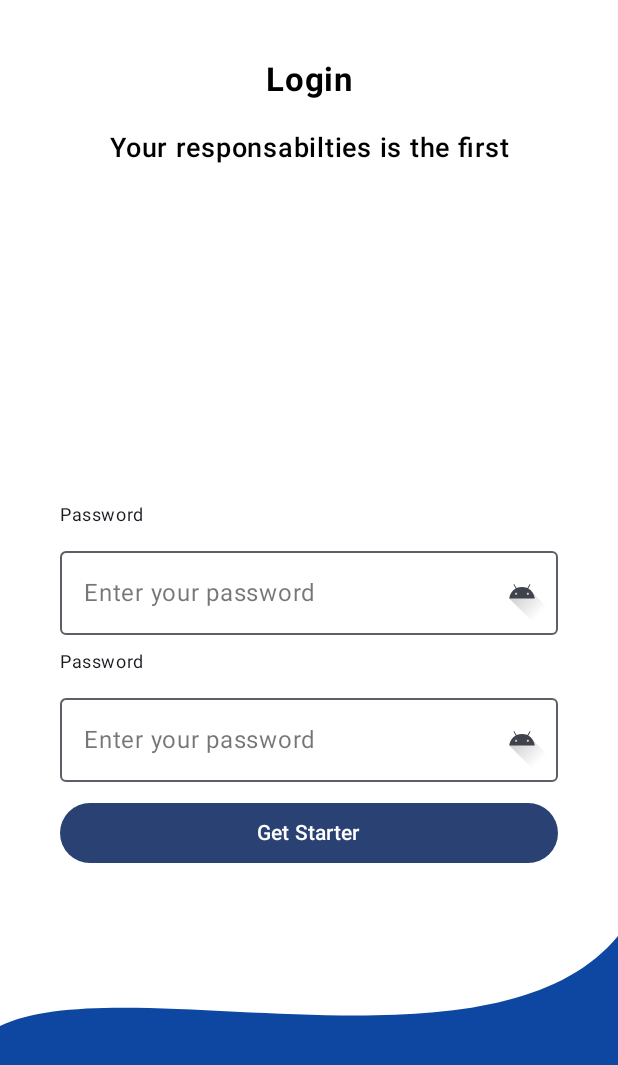
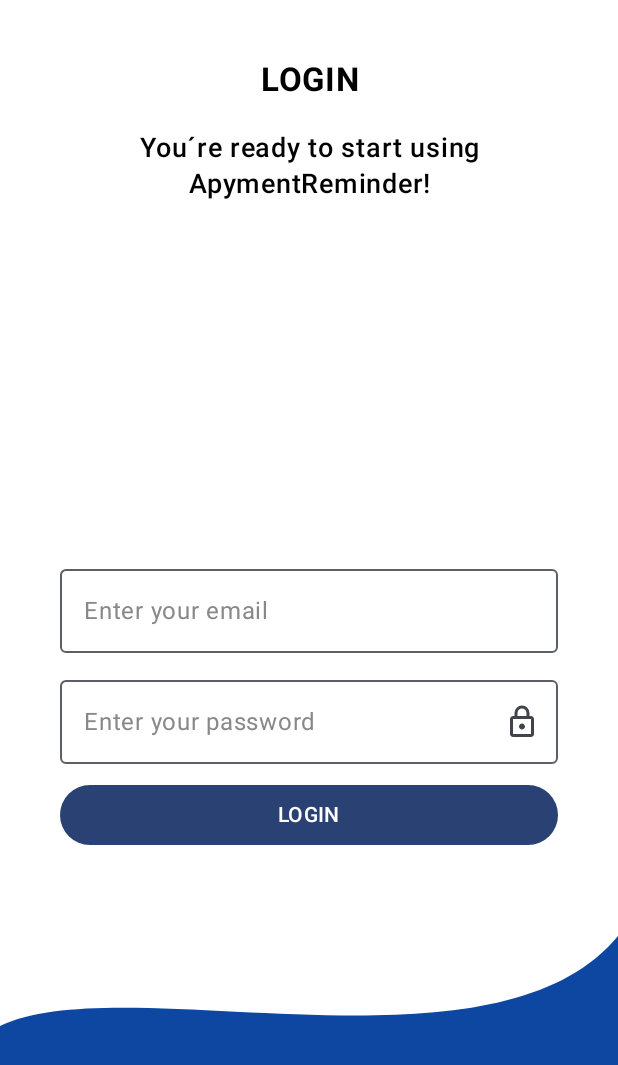
Before and after one commit to yoryi44/PaymentReminder, an Android app built with Jetpack Compose: the screen it shows after launch (MainActivity), after a tap on "Skip", on a phone screen of 412 x 824 dp. Shown: the top 1065 px of the screen. Run offline under Robolectric (Android 15) with nearby library versions, the phone set to English and light mode, and no system bars; our stand-ins replace accompanist.

Commit message:
Add Text Spanish and English and refactor LoginScreen

```diff
--- a/app/build.gradle.kts
+++ b/app/build.gradle.kts
@@ -59,6 +59,7 @@ dependencies {
     implementation(libs.androidx.ui.graphics)
     implementation(libs.androidx.ui.tooling.preview)
     implementation(libs.androidx.material3)
+    implementation(libs.androidx.constraintlayout.compose)
     testImplementation(libs.junit)
     androidTestImplementation(libs.androidx.junit)
     androidTestImplementation(libs.androidx.espresso.core)
--- a/app/src/main/java/com/example/paymentreminder/authentication/presentation/login/LoginScreen.kt
+++ b/app/src/main/java/com/example/paymentreminder/authentication/presentation/login/LoginScreen.kt
@@ -21,6 +21,7 @@ import androidx.compose.ui.graphics.Color
 import androidx.compose.ui.graphics.graphicsLayer
 import androidx.compose.ui.layout.ContentScale
 import androidx.compose.ui.res.painterResource
+import androidx.compose.ui.res.stringResource
 import androidx.compose.ui.text.style.TextAlign
 import androidx.compose.ui.unit.dp
 import com.example.paymentreminder.R
@@ -52,7 +53,7 @@ fun LoginScreen(
                 .padding(20.dp)
         ) {
             PaymentReminderTitle(
-                title = "Login",
+                title = stringResource(id = R.string.login_title),
                 color = Color.Black,
                 modifier = modifier
                     .padding(20.dp)
@@ -60,7 +61,7 @@ fun LoginScreen(
                 textAlign = TextAlign.Center
             )
             PaymentReminderSubtitle(
-                subtitle = "Your responsabilties is the first",
+                subtitle = stringResource(id = R.string.login_subtitle),
                 color = Color.Black,
                 textAlign = TextAlign.Center,
                 modifier = modifier.fillMaxWidth()
--- a/app/src/main/java/com/example/paymentreminder/authentication/presentation/login/components/LoginForm.kt
+++ b/app/src/main/java/com/example/paymentreminder/authentication/presentation/login/components/LoginForm.kt
@@ -1,26 +1,19 @@
 package com.example.paymentreminder.authentication.presentation.login.components
 
-import androidx.compose.foundation.BorderStroke
-import androidx.compose.foundation.Image
-import androidx.compose.foundation.border
 import androidx.compose.foundation.layout.Arrangement
 import androidx.compose.foundation.layout.Column
 import androidx.compose.foundation.layout.Spacer
-
 import androidx.compose.foundation.layout.fillMaxSize
 import androidx.compose.foundation.layout.fillMaxWidth
 import androidx.compose.foundation.layout.padding
 import androidx.compose.foundation.layout.size
-import androidx.compose.foundation.shape.RoundedCornerShape
 import androidx.compose.runtime.Composable
 import androidx.compose.ui.Alignment
 import androidx.compose.ui.Modifier
-import androidx.compose.ui.graphics.Color
-import androidx.compose.ui.res.painterResource
+import androidx.compose.ui.res.stringResource
 import androidx.compose.ui.unit.dp
 import com.example.paymentreminder.R
 import com.example.paymentreminder.core.presentation.PaymentRemainderButton
-import com.example.paymentreminder.core.presentation.PaymentReminderSubtitle
 import com.example.paymentreminder.core.presentation.PaymentReminderTextField
 
 @Composable
@@ -30,15 +23,26 @@ fun LoginForm() {
         modifier = Modifier
             .fillMaxSize()
             .padding(20.dp),
-            horizontalAlignment = Alignment.CenterHorizontally,
-            verticalArrangement = Arrangement.SpaceEvenly
+        horizontalAlignment = Alignment.CenterHorizontally,
+        verticalArrangement = Arrangement.SpaceEvenly
     ) {
         Column {
-            PaymentReminderTextField(modifier = Modifier.fillMaxWidth())
+            PaymentReminderTextField(
+                modifier = Modifier.fillMaxWidth(),
+                label = stringResource(id = R.string.enter_email)
+            )
             Spacer(modifier = Modifier.size(10.dp))
-            PaymentReminderTextField(modifier = Modifier.fillMaxWidth())
+            PaymentReminderTextField(
+                modifier = Modifier.fillMaxWidth(),
+                isPassword = true,
+                label = stringResource(id = R.string.enter_password)
+            )
             Spacer(modifier = Modifier.size(10.dp))
-            PaymentRemainderButton(onClick = {}, modifier = Modifier.fillMaxWidth())
+            PaymentRemainderButton(
+                onClick = {}, modifier = Modifier.fillMaxWidth(), text = stringResource(
+                    id = R.string.login_title
+                )
+            )
         }
     }
 }
--- a/app/src/main/java/com/example/paymentreminder/core/presentation/PaymentRemainderButton.kt
+++ b/app/src/main/java/com/example/paymentreminder/core/presentation/PaymentRemainderButton.kt
@@ -12,6 +12,7 @@ import androidx.compose.ui.graphics.Color
 @Composable
 fun PaymentRemainderButton(
     modifier: Modifier = Modifier,
+    text: String,
     onClick: () -> Unit
 ) {
     Button(
@@ -19,6 +20,6 @@ fun PaymentRemainderButton(
             containerColor = MaterialTheme.colorScheme.primary
         )
     ) {
-        Text(text = "Get Starter")
+        Text(text = text)
     }
 }
--- a/app/src/main/java/com/example/paymentreminder/core/presentation/PaymentReminderTextField.kt
+++ b/app/src/main/java/com/example/paymentreminder/core/presentation/PaymentReminderTextField.kt
@@ -2,66 +2,67 @@ package com.example.paymentreminder.core.presentation
 
 import androidx.compose.foundation.layout.Column
 import androidx.compose.foundation.layout.fillMaxWidth
-import androidx.compose.foundation.layout.padding
 import androidx.compose.material.ContentAlpha
+import androidx.compose.material.icons.Icons
+import androidx.compose.material.icons.filled.Lock
 import androidx.compose.material3.Icon
 import androidx.compose.material3.IconButton
 import androidx.compose.material3.MaterialTheme
 import androidx.compose.material3.OutlinedTextField
 import androidx.compose.material3.OutlinedTextFieldDefaults
 import androidx.compose.material3.Text
-import androidx.compose.material3.TextFieldDefaults
 import androidx.compose.runtime.Composable
 import androidx.compose.runtime.getValue
 import androidx.compose.runtime.mutableStateOf
 import androidx.compose.runtime.remember
 import androidx.compose.runtime.setValue
 import androidx.compose.ui.Modifier
+import androidx.compose.ui.graphics.Color
+import androidx.compose.ui.graphics.painter.Painter
 import androidx.compose.ui.graphics.vector.ImageVector
-import androidx.compose.ui.res.vectorResource
+import androidx.compose.ui.res.painterResource
 import androidx.compose.ui.text.input.PasswordVisualTransformation
 import androidx.compose.ui.text.input.VisualTransformation
-import androidx.compose.ui.unit.dp
 import com.example.paymentreminder.R
 
 @Composable
 fun PaymentReminderTextField(
-    modifier: Modifier = Modifier
+    modifier: Modifier = Modifier,
+     isPassword: Boolean = false,
+    label: String
 ) {
     var password by remember { mutableStateOf("") }
     var passwordVisibility by remember { mutableStateOf(false) }
 
-    val passwordVisibilityIcon: ImageVector = if (passwordVisibility) {
-        ImageVector.vectorResource(id = R.drawable.ic_launcher_foreground) // Replace with your own icons
+    val passwordVisibilityIcon: Int = if (passwordVisibility) {
+        R.drawable.ic_lock_open
     } else {
-        ImageVector.vectorResource(id = R.drawable.ic_launcher_foreground) // Replace with your own icons
+        R.drawable.ic_lock
     }
-
     Column(
         modifier = modifier
     ) {
-        Text(
-            text = "Password",
-            style = MaterialTheme.typography.bodySmall,
-            modifier = Modifier.padding(bottom = 8.dp)
-        )
         OutlinedTextField(
             value = password,
             onValueChange = { password = it },
-            label = { Text("Enter your password") },
-            placeholder = { Text("********") },
-            visualTransformation = if (passwordVisibility) VisualTransformation.None else PasswordVisualTransformation(),
+            label = { Text(label, color = Color.Gray) },
+            placeholder = { if(isPassword) Text("********") },
+            visualTransformation = if (!passwordVisibility && isPassword) PasswordVisualTransformation() else VisualTransformation.None,
             trailingIcon = {
-                IconButton(onClick = { passwordVisibility = !passwordVisibility }) {
-                    Icon(imageVector = passwordVisibilityIcon, contentDescription = null)
+                if(isPassword)
+                {
+                    IconButton(onClick = { passwordVisibility = !passwordVisibility }) {
+                        Icon(painterResource(id = passwordVisibilityIcon), contentDescription = null)
+                    }
                 }
             },
             modifier = Modifier.fillMaxWidth(),
             colors = OutlinedTextFieldDefaults.colors(
-                focusedTextColor = MaterialTheme.colorScheme.onSurface,
+                focusedTextColor = Color.Black,
                 unfocusedTextColor = MaterialTheme.colorScheme.onSurface.copy(alpha = ContentAlpha.medium),
                 focusedLabelColor = MaterialTheme.colorScheme.primary,
                 unfocusedLabelColor = MaterialTheme.colorScheme.onSurface.copy(alpha = ContentAlpha.medium),
+                focusedBorderColor = Color.DarkGray
             )
         )
     }
--- a/app/src/main/java/com/example/paymentreminder/onboarding/presentation/OnboardingScreen.kt
+++ b/app/src/main/java/com/example/paymentreminder/onboarding/presentation/OnboardingScreen.kt
@@ -1,6 +1,7 @@
 package com.example.paymentreminder.onboarding.presentation
 
 import androidx.compose.runtime.Composable
+import androidx.compose.ui.res.stringResource
 import com.example.paymentreminder.R
 import com.example.paymentreminder.onboarding.presentation.components.OnboardingPager
 
@@ -11,18 +12,23 @@ fun OnboardingScreen(
 
     var pagerlist = listOf(
         OnboardingPagerInformation(
-            "Bienvenido",
-            "Te damos la bienvenida a PaymentReminder",
+            stringResource(id = R.string.welcome),
+            stringResource(id = R.string.welcome_subtitle),
             R.drawable.onboarding_background
         ),
         OnboardingPagerInformation(
-            "Esta app ayuda a tu bolsillo",
-            "Te ayudamos a tener en cuenta todos tus pagos mensuales",
+            stringResource(id = R.string.pager_title_1),
+            stringResource(id = R.string.pager_subtitle_1),
             R.drawable.onboarding_background
         ),
         OnboardingPagerInformation(
-            "Que no se te pase una!",
-            "Qué tus obligaciones sean lo primero y no se te pierda de vista!",
+            stringResource(id = R.string.pager_title_2),
+            stringResource(id = R.string.pager_subtitle_2),
+            R.drawable.onboarding_background
+        ),
+        OnboardingPagerInformation(
+            stringResource(id = R.string.pager_title_3),
+            stringResource(id = R.string.pager_subtitle_3),
             R.drawable.onboarding_background
         )
     )
--- a/app/src/main/java/com/example/paymentreminder/onboarding/presentation/components/OnboardingPager.kt
+++ b/app/src/main/java/com/example/paymentreminder/onboarding/presentation/components/OnboardingPager.kt
@@ -93,7 +93,7 @@ fun OnboardingPager(
                 ) {
                     if (pagerState.currentPage == pages.lastIndex) {
                         PaymentRemainderButton(
-                            modifier = Modifier.fillMaxWidth()
+                            modifier = Modifier.fillMaxWidth(), text = "Get Starter"
                         )
                         {
                             onFinish()
--- /dev/null
+++ b/app/src/main/res/drawable/ic_lock.xml
@@ -0,0 +1,10 @@
+<vector xmlns:android="http://schemas.android.com/apk/res/android"
+    android:width="24dp"
+    android:height="24dp"
+    android:viewportWidth="960"
+    android:viewportHeight="960"
+    android:tint="@color/black">
+    <path
+        android:fillColor="@android:color/white"
+        android:pathData="M240,880Q207,880 183.5,856.5Q160,833 160,800L160,400Q160,367 183.5,343.5Q207,320 240,320L280,320L280,240Q280,157 338.5,98.5Q397,40 480,40Q563,40 621.5,98.5Q680,157 680,240L680,320L720,320Q753,320 776.5,343.5Q800,367 800,400L800,800Q800,833 776.5,856.5Q753,880 720,880L240,880ZM240,800L720,800Q720,800 720,800Q720,800 720,800L720,400Q720,400 720,400Q720,400 720,400L240,400Q240,400 240,400Q240,400 240,400L240,800Q240,800 240,800Q240,800 240,800ZM480,680Q513,680 536.5,656.5Q560,633 560,600Q560,567 536.5,543.5Q513,520 480,520Q447,520 423.5,543.5Q400,567 400,600Q400,633 423.5,656.5Q447,680 480,680ZM360,320L600,320L600,240Q600,190 565,155Q530,120 480,120Q430,120 395,155Q360,190 360,240L360,320ZM240,800Q240,800 240,800Q240,800 240,800L240,400Q240,400 240,400Q240,400 240,400L240,400Q240,400 240,400Q240,400 240,400L240,800Q240,800 240,800Q240,800 240,800Z"/>
+</vector>
--- /dev/null
+++ b/app/src/main/res/drawable/ic_lock_open.xml
@@ -0,0 +1,11 @@
+
+<vector xmlns:android="http://schemas.android.com/apk/res/android"
+    android:width="24dp"
+    android:height="24dp"
+    android:viewportWidth="960"
+    android:viewportHeight="960"
+    android:tint="@color/black">
+    <path
+        android:fillColor="@android:color/white"
+        android:pathData="M240,320L600,320L600,240Q600,190 565,155Q530,120 480,120Q430,120 395,155Q360,190 360,240L280,240Q280,157 338.5,98.5Q397,40 480,40Q563,40 621.5,98.5Q680,157 680,240L680,320L720,320Q753,320 776.5,343.5Q800,367 800,400L800,800Q800,833 776.5,856.5Q753,880 720,880L240,880Q207,880 183.5,856.5Q160,833 160,800L160,400Q160,367 183.5,343.5Q207,320 240,320ZM240,800L720,800Q720,800 720,800Q720,800 720,800L720,400Q720,400 720,400Q720,400 720,400L240,400Q240,400 240,400Q240,400 240,400L240,800Q240,800 240,800Q240,800 240,800ZM480,680Q513,680 536.5,656.5Q560,633 560,600Q560,567 536.5,543.5Q513,520 480,520Q447,520 423.5,543.5Q400,567 400,600Q400,633 423.5,656.5Q447,680 480,680ZM240,800Q240,800 240,800Q240,800 240,800L240,400Q240,400 240,400Q240,400 240,400L240,400Q240,400 240,400Q240,400 240,400L240,800Q240,800 240,800Q240,800 240,800Z"/>
+</vector>
--- a/app/src/main/res/values/strings.xml
+++ b/app/src/main/res/values/strings.xml
@@ -1,3 +1,21 @@
 <resources>
+
+    //APP NAME
     <string name="app_name">Payment reminder</string>
+
+    //ONBOARDING
+    <string name="welcome">Welcome!</string>
+    <string name="welcome_subtitle">Welcome to PaymentReminder</string>
+    <string name="pager_title_1">This app helps your wallet</string>
+    <string name="pager_title_2">Don´t miss one!</string>
+    <string name="pager_title_3">Simple Management</string>
+    <string name="pager_subtitle_1">We help you keep in mind all your monthly payments, and avoid extra costs for missing your payment dates.</string>
+    <string name="pager_subtitle_2">Let your obligations come first and don´t lose sight of them!</string>
+    <string name="pager_subtitle_3">View all your payments in one place</string>
+
+    //LOGIN
+    <string name="login_title">LOGIN</string>
+    <string name="login_subtitle">You´re ready to start using ApymentReminder!</string>
+    <string name="enter_email">Enter your email</string>
+    <string name="enter_password">Enter your password</string>
 </resources>
--- a/gradle/libs.versions.toml
+++ b/gradle/libs.versions.toml
@@ -10,6 +10,7 @@ activityCompose = "1.9.1"
 composeBom = "2024.06.00"
 accompanist_version = "0.28.0"
 nav_version = "2.7.7"
+constraintlayoutComposeVersion = "1.0.1"
 
 [libraries]
 androidx-core-ktx = { group = "androidx.core", name = "core-ktx", version.ref = "coreKtx" }
@@ -33,6 +34,7 @@ accompanist-pager-indicators = { module = "com.google.accompanist:accompanist-pa
 
 #NAVVIGATION  COMPOSE (NAV HOST)
 nav-host = { module = "androidx.navigation:navigation-compose",version.ref = "nav_version" }
+androidx-constraintlayout-compose = { group = "androidx.constraintlayout", name = "constraintlayout-compose", version.ref = "constraintlayoutComposeVersion" }
 
 [plugins]
 android-application = { id = "com.android.application", version.ref = "agp" }
```
Also changed, not shown: 1 other file.
